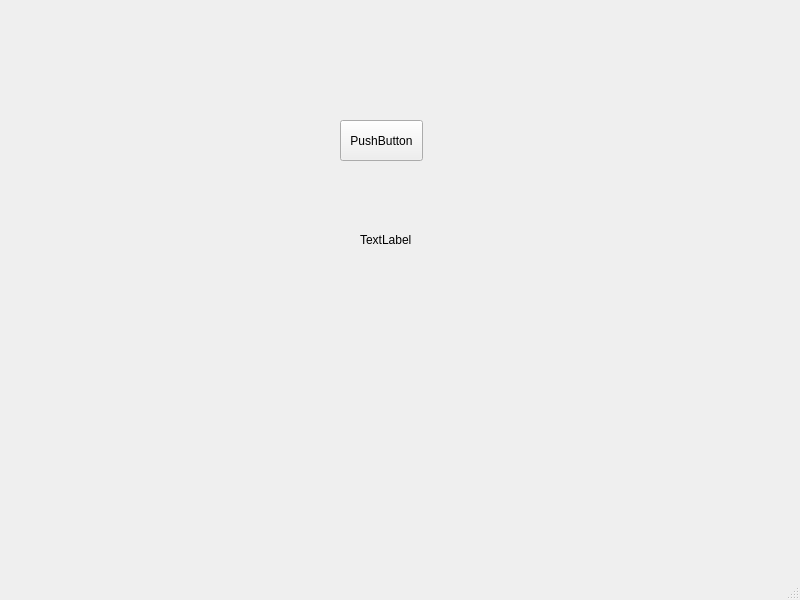
Old version of the form mainwindow.ui in the repository kotvaldo/aus_2_gui.
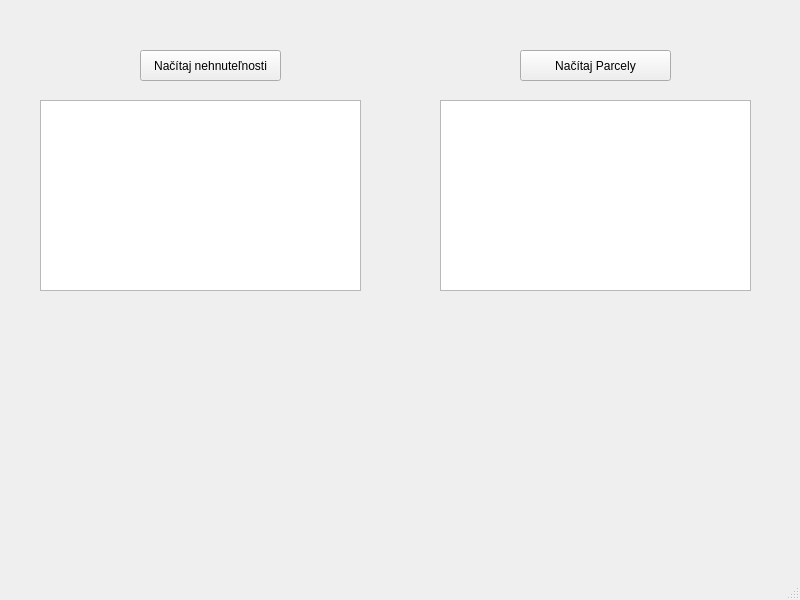
New version of the form.

Diff of the .ui file:
```diff
--- a/mainwindow.ui
+++ b/mainwindow.ui
@@ -14,30 +14,50 @@
    <string>MainWindow</string>
   </property>
   <widget class="QWidget" name="centralwidget">
-   <widget class="QPushButton" name="pushButton_test">
+   <widget class="QListWidget" name="list_nehnutelnosti">
     <property name="geometry">
      <rect>
-      <x>340</x>
-      <y>120</y>
-      <width>83</width>
-      <height>41</height>
+      <x>40</x>
+      <y>100</y>
+      <width>321</width>
+      <height>191</height>
      </rect>
     </property>
+   </widget>
+   <widget class="QListWidget" name="list_parcely">
+    <property name="geometry">
+     <rect>
+      <x>440</x>
+      <y>100</y>
+      <width>311</width>
+      <height>191</height>
+     </rect>
+    </property>
+   </widget>
+   <widget class="QPushButton" name="button_load_nehnutelnosti">
+    <property name="geometry">
+     <rect>
+      <x>140</x>
+      <y>50</y>
+      <width>141</width>
+      <height>31</height>
+     </rect>
+    </property>
     <property name="text">
-     <string>PushButton</string>
+     <string>Načítaj nehnuteľnosti</string>
     </property>
    </widget>
-   <widget class="QLabel" name="label_test">
+   <widget class="QPushButton" name="pushButton">
     <property name="geometry">
      <rect>
-      <x>360</x>
-      <y>230</y>
-      <width>63</width>
-      <height>20</height>
+      <x>520</x>
+      <y>50</y>
+      <width>151</width>
+      <height>31</height>
      </rect>
     </property>
     <property name="text">
-     <string>TextLabel</string>
+     <string>Načítaj Parcely</string>
     </property>
    </widget>
   </widget>
```
Left out of the diff: 2 changed lines with no effect on the pictures.
